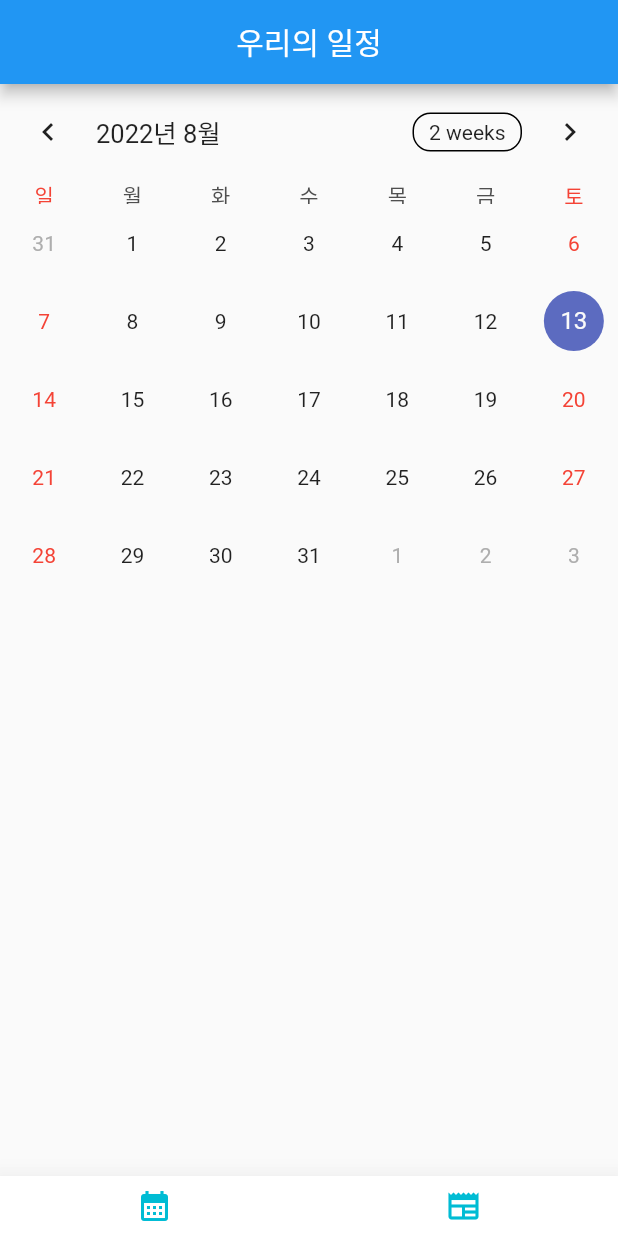
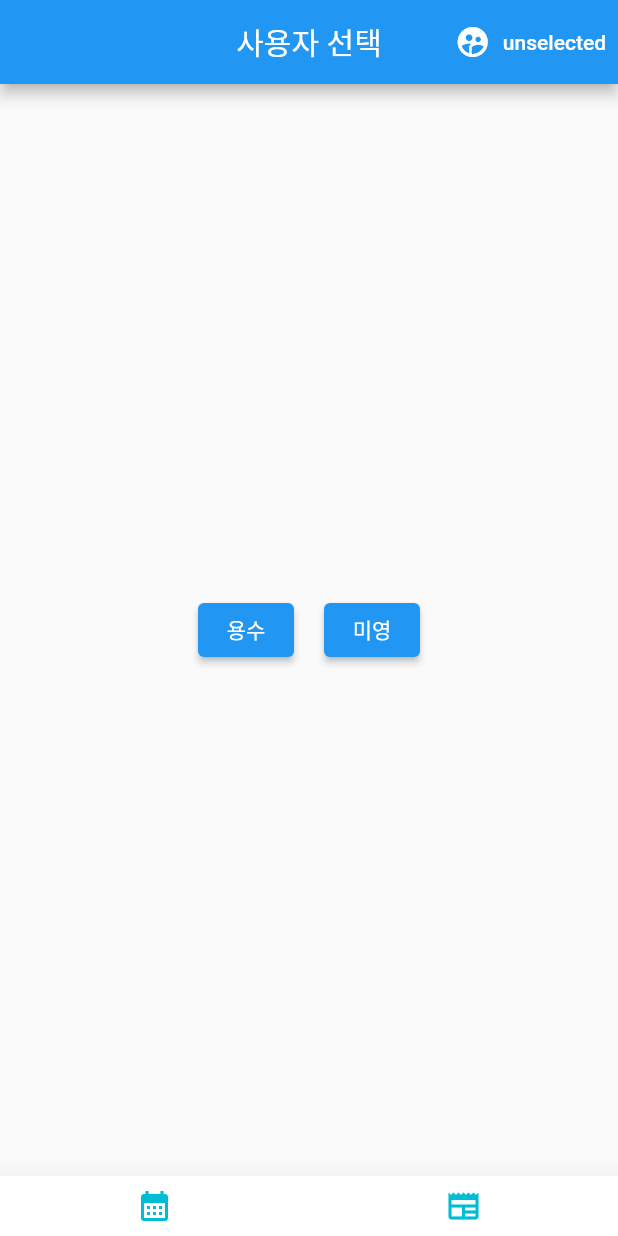
Before and after one commit to keenager/calendar_app, a Flutter app: the screen it shows after launch, on a phone screen of 412 x 824 dp. Run offline on Flutter 3.47's test engine with Material 2 defaults, Android fonts, the phone set to English and light mode, and no system bars; drawn by our look-alikes of table_calendar; our stand-ins replace cloud_firestore, firebase_core, get, shared_preferences, webview_flutter; accounts and stored records are empty; generated files the repository leaves out were written again.

```diff
--- /dev/null
+++ b/lib/controllers/calendar_controller.dart
@@ -0,0 +1,3 @@
+import 'package:get/get.dart';
+
+class CalendarController extends GetxController {}
--- /dev/null
+++ b/lib/controllers/screen_controller.dart
@@ -0,0 +1,52 @@
+import 'package:calendar_app/screens/calendar_screen.dart';
+import 'package:calendar_app/screens/news_list_screen.dart';
+import 'package:calendar_app/screens/select_user_screen.dart';
+import 'package:get/get.dart';
+import 'package:shared_preferences/shared_preferences.dart';
+
+class ScreenController extends GetxController {
+  late Map<String, Map<String, dynamic>> routes;
+  late SharedPreferences prefs;
+  final RxString user = 'unselected'.obs;
+
+  final String initialPage = 'schedule';
+  final RxMap selectedRoute = {}.obs;
+
+  ScreenController() {
+    routes = {
+      'user': {
+        'title': '사용자 선택',
+        'body': const SelectUser(),
+      },
+      'schedule': {
+        'title': '우리의 일정',
+        'body': const CalendarScreen(),
+      },
+      'news': {
+        'title': '뉴스',
+        'body': const NewsListScreen(),
+      },
+    };
+    selectedRoute.value = routes[initialPage]!;
+  }
+
+  @override
+  void onInit() async {
+    super.onInit();
+    prefs = await SharedPreferences.getInstance();
+    // await prefs.clear();
+    var savedUser = prefs.getString('user') ?? 'unselected';
+    user.value = savedUser;
+    if (user.value == 'unselected') {
+      selectedRoute.value = routes['user']!;
+    }
+  }
+
+  void moveToPage(String pageName) {
+    selectedRoute.value = routes[pageName]!;
+  }
+
+  void changeUser(String user) {
+    this.user.value = user;
+  }
+}
--- a/lib/main.dart
+++ b/lib/main.dart
@@ -1,7 +1,7 @@
-import 'package:calendar_app/screens/calendar_screen.dart';
-import 'package:calendar_app/screens/news_list_screen.dart';
+import 'package:calendar_app/screens/home_screen.dart';
 import 'package:flutter/material.dart';
 import 'package:firebase_core/firebase_core.dart';
+import 'package:get/get.dart';
 import 'package:intl/date_symbol_data_local.dart';
 import 'firebase_options.dart';
 
@@ -14,71 +14,15 @@ void main() async {
   runApp(const MyApp());
 }
 
-class MyApp extends StatefulWidget {
+class MyApp extends StatelessWidget {
   const MyApp({Key? key}) : super(key: key);
 
   @override
-  State<MyApp> createState() => _MyAppState();
-}
-
-class _MyAppState extends State<MyApp> {
-  int pageIndex = 0;
-  Map<String, dynamic> getPage(int index) {
-    Map<String, dynamic> page = {};
-    switch (index) {
-      case 0:
-        page['title'] = '우리의 일정';
-        page['body'] = const CalendarScreen();
-        break;
-      case 1:
-        page['title'] = '뉴스';
-        page['body'] = const NewsListScreen();
-        break;
-    }
-    return page;
-  }
-
-  @override
   Widget build(BuildContext context) {
-    return MaterialApp(
+    return GetMaterialApp(
       title: 'Calendar app',
       debugShowCheckedModeBanner: false,
-      home: Scaffold(
-        appBar: AppBar(
-          title: Text(getPage(pageIndex)['title']),
-          centerTitle: true,
-        ),
-        body: getPage(pageIndex)['body'],
-        bottomNavigationBar: BottomAppBar(
-          elevation: 15.0,
-          child: SizedBox(
-            height: 40,
-            child: Row(
-              mainAxisAlignment: MainAxisAlignment.spaceAround,
-              children: [
-                IconButton(
-                  icon: const Icon(Icons.calendar_month),
-                  onPressed: () {
-                    setState(() {
-                      pageIndex = 0;
-                    });
-                  },
-                  color: Colors.cyan,
-                ),
-                IconButton(
-                  icon: const Icon(Icons.newspaper),
-                  onPressed: () {
-                    setState(() {
-                      pageIndex = 1;
-                    });
-                  },
-                  color: Colors.cyan,
-                ),
-              ],
-            ),
-          ),
-        ),
-      ),
+      home: HomeScreen(),
     );
   }
 }
--- /dev/null
+++ b/lib/screens/home_screen.dart
@@ -0,0 +1,55 @@
+import 'package:calendar_app/controllers/screen_controller.dart';
+import 'package:flutter/material.dart';
+import 'package:get/get.dart';
+
+class HomeScreen extends StatelessWidget {
+  HomeScreen({Key? key}) : super(key: key);
+  final sc = Get.put(ScreenController());
+
+  @override
+  Widget build(BuildContext context) {
+    return Scaffold(
+      appBar: AppBar(
+        title: Obx(() => Text(sc.selectedRoute['title'])),
+        centerTitle: true,
+        actions: [
+          TextButton.icon(
+            style: ButtonStyle(
+                foregroundColor: MaterialStateProperty.all(Colors.white)),
+            icon: const Icon(Icons.supervised_user_circle),
+            label: Obx(() => Text(sc.user.value)),
+            onPressed: () {
+              sc.moveToPage('user');
+            },
+          ),
+        ],
+      ),
+      body: Obx(() => sc.selectedRoute['body']),
+      bottomNavigationBar: BottomAppBar(
+        elevation: 15.0,
+        child: SizedBox(
+          height: 40,
+          child: Row(
+            mainAxisAlignment: MainAxisAlignment.spaceAround,
+            children: [
+              IconButton(
+                icon: const Icon(Icons.calendar_month),
+                onPressed: () {
+                  sc.moveToPage('schedule');
+                },
+                color: Colors.cyan,
+              ),
+              IconButton(
+                icon: const Icon(Icons.newspaper),
+                onPressed: () {
+                  sc.moveToPage('news');
+                },
+                color: Colors.cyan,
+              ),
+            ],
+          ),
+        ),
+      ),
+    );
+  }
+}
--- /dev/null
+++ b/lib/screens/select_user_screen.dart
@@ -0,0 +1,42 @@
+import 'package:calendar_app/controllers/screen_controller.dart';
+import 'package:flutter/material.dart';
+import 'package:get/get.dart';
+
+class SelectUser extends StatelessWidget {
+  const SelectUser({Key? key}) : super(key: key);
+  void setUser(String user) {
+    Get.find<ScreenController>()
+      ..prefs.setString('user', user)
+      ..changeUser(user)
+      ..moveToPage('schedule');
+    Get.snackbar(
+      '사용자 선택',
+      '사용자 $user가 선택되었습니다.',
+      snackPosition: SnackPosition.BOTTOM,
+    );
+  }
+
+  @override
+  Widget build(BuildContext context) {
+    return Center(
+      child: Row(
+        mainAxisAlignment: MainAxisAlignment.center,
+        children: [
+          ElevatedButton(
+            onPressed: () {
+              setUser('YS');
+            },
+            child: const Text('용수'),
+          ),
+          const SizedBox(width: 20),
+          ElevatedButton(
+            onPressed: () {
+              setUser('MY');
+            },
+            child: const Text('미영'),
+          ),
+        ],
+      ),
+    );
+  }
+}
--- a/pubspec.yaml
+++ b/pubspec.yaml
@@ -38,8 +38,10 @@ dependencies:
   firebase_core: ^1.13.1
   cloud_firestore: ^3.1.10
   intl: ^0.17.0
-  web_scraper: ^0.1.4
   webview_flutter: ^3.0.1
+  http: ^0.13.4
+  shared_preferences: ^2.0.15
+  get: ^4.6.5
 
 
 dev_dependencies:
```
Also changed, not shown: lib/screens/calendar_screen.dart (+98 -87 lines), lib/screens/news_article_screen.dart (+5 -7 lines), lib/screens/news_list_screen.dart (+79 -91 lines), pubspec.lock.
